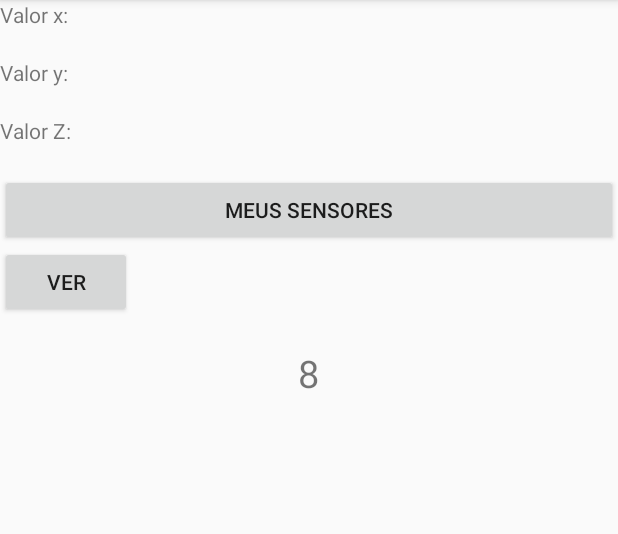
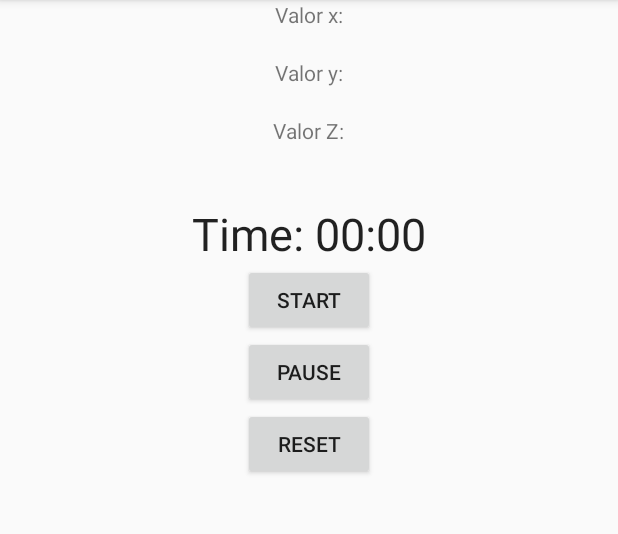
Before and after one commit to alaudegp/AcelerometroApp, an Android app: the screen it shows after launch (MainActivity), on a phone screen of 412 x 824 dp, the part 84-618 px from its top. Run offline under Robolectric (Android 15) with nearby library versions, the phone set to English and light mode, and no system bars.

```diff
--- a/app/src/main/java/com/example/usandoacelerometro/MainActivity.java
+++ b/app/src/main/java/com/example/usandoacelerometro/MainActivity.java
@@ -7,12 +7,14 @@ import android.hardware.SensorEvent;
 import android.hardware.SensorEventListener;
 import android.hardware.SensorManager;
 import android.os.CountDownTimer;
+import android.os.SystemClock;
 import android.support.v7.app.AppCompatActivity;
 import android.os.Bundle;
 import android.util.Log;
 import android.view.View;
 import android.widget.ArrayAdapter;
 import android.widget.Button;
+import android.widget.Chronometer;
 import android.widget.ListView;
 import android.widget.TextView;
 import android.widget.Toast;
@@ -29,12 +31,13 @@ public class MainActivity extends AppCompatActivity implements SensorEventListen
     private TextView tvValorX;
     private TextView tvValorY;
     private TextView tvValorZ;
-    private TextView valorMaior;
-    private TextView counttime;
+    private static TextView valorMaior;
 
-    private int counter;
+    private Chronometer chronometer;
+    private long pauseOffset;
+    private boolean runnig;
 
-    float dadoAtual, dadoNovo, dadoMax = 0;
+    static float dadoAtual, dadoNovo, dadoMax = 0;
 
     float dadoX, dadoY, dadoZ;
 
@@ -45,10 +48,12 @@ public class MainActivity extends AppCompatActivity implements SensorEventListen
     private float[] mGravity = {0.0f, 0.0f, 0.0f};
     private float[] mLinearAcceleration = {0.0f, 0.0f, 0.0f};
 
+    ArrayList<Float> vet = new ArrayList<Float>();
+
     private SensorManager mSensorManager;
     private Sensor mAcelerometro;
 
-    Acelerometro acelerometro = new Acelerometro();
+    static Acelerometro acelerometro = new Acelerometro();
 
     @Override
     protected void onCreate(Bundle savedInstanceState) {
@@ -59,25 +64,23 @@ public class MainActivity extends AppCompatActivity implements SensorEventListen
         tvValorY = findViewById(R.id.tvValorY);
         tvValorZ = findViewById(R.id.tvValorZ);
         valorMaior = findViewById(R.id.valorMaior);
-        counttime = findViewById(R.id.counttime);
 
         mSensorManager = (SensorManager) getSystemService(SENSOR_SERVICE);
         mAcelerometro = mSensorManager.getDefaultSensor(Sensor.TYPE_ACCELEROMETER);
 
-        new CountDownTimer(50000,1000){
+        chronometer = findViewById(R.id.chronometer);
+        chronometer.setFormat("Time: %s");
+        chronometer.setBase(SystemClock.elapsedRealtime());
+
+        chronometer.setOnChronometerTickListener(new Chronometer.OnChronometerTickListener() {
             @Override
-            public void onTick(long millisUntilFinished) {
-                counttime.setText(String.valueOf(counter));
-                counter++;
+            public void onChronometerTick(Chronometer chronometer) {
+                if ((SystemClock.elapsedRealtime() - chronometer.getBase()) >= 10000) {
+                    chronometer.setBase(SystemClock.elapsedRealtime());
+                    Toast.makeText(MainActivity.this, "Bing!", Toast.LENGTH_SHORT);
+                }
             }
-
-            @Override
-            public void onFinish() {
-                counttime.setText("Finished");
-                counter
-            }
-        }.start();
-
+        });
     }
 
     @Override
@@ -134,20 +137,32 @@ public class MainActivity extends AppCompatActivity implements SensorEventListen
     public void onAccuracyChanged(Sensor sensor, int accuracy) {
     }
 
-    public void btMeusSensoresOnClick(View v) {
-        List<Sensor> listaSensores = mSensorManager.getSensorList(Sensor.TYPE_ALL);
-        String[] lista = new String[listaSensores.size()];
+    public void startChronometer(View view) {
+        if (!runnig){
+            chronometer.setBase(SystemClock.elapsedRealtime() - pauseOffset);
+            chronometer.start();
+            runnig = true;
 
-        for (int i = 0; i < listaSensores.size(); i++) {
-            lista[i] = listaSensores.get(i).getName();
+
+
+
         }
-
-        Intent i = new Intent(this, ListarActivity.class);
-        i.putExtra("sensores", lista);
-        startActivity(i);
     }
 
-    public void btnVerValor(View view) {
+    public void pauseChronometer(View view) {
+        if (runnig){
+            chronometer.stop();
+            pauseOffset = SystemClock.elapsedRealtime() - chronometer.getBase();
+            runnig = false;
+        }
+    }
+
+    public void resetChronometer(View view) {
+        chronometer.setBase(SystemClock.elapsedRealtime());
+        pauseOffset = 0;
+    }
+
+    public static void calculaMaior (float x, float y){
         dadoAtual = acelerometro.getEixoX();
 
         dadoNovo = acelerometro.getEixoX();
--- a/app/src/main/res/layout/activity_main.xml
+++ b/app/src/main/res/layout/activity_main.xml
@@ -7,62 +7,80 @@
     tools:context=".MainActivity">
 
     <TextView
-        android:layout_width="match_parent"
+        android:layout_gravity="center"
+        android:layout_width="wrap_content"
         android:layout_height="wrap_content"
         android:text="Valor x:" />
 
     <TextView
+        android:layout_gravity="center"
         android:id="@+id/tvValorX"
-        android:layout_width="match_parent"
+        android:layout_width="wrap_content"
         android:layout_height="wrap_content"
         android:text="" />
 
     <TextView
-        android:layout_width="match_parent"
+        android:layout_gravity="center"
+        android:layout_width="wrap_content"
         android:layout_height="wrap_content"
         android:text="Valor y:" />
 
     <TextView
+        android:layout_gravity="center"
         android:id="@+id/tvValorY"
-        android:layout_width="match_parent"
+        android:layout_width="wrap_content"
         android:layout_height="wrap_content"
         android:text="" />
 
     <TextView
+        android:layout_gravity="center"
         android:id="@+id/tvValorZ"
-        android:layout_width="match_parent"
+        android:layout_width="wrap_content"
         android:layout_height="wrap_content"
         android:text="Valor Z:" />
 
     <TextView
-        android:layout_width="match_parent"
+        android:layout_gravity="center"
+        android:layout_width="wrap_content"
         android:layout_height="wrap_content" />
 
-    <Button
-        android:layout_width="match_parent"
-        android:layout_height="wrap_content"
-        android:layout_gravity="bottom"
-        android:onClick="btMeusSensoresOnClick"
-        android:text="Meus sensores" />
-
-    <Button
-        android:id="@+id/id_btnTimer"
-        android:layout_width="wrap_content"
-        android:layout_height="wrap_content"
-        android:onClick="btnVerValor"
-        android:text="ver" />
-
     <TextView
+        android:layout_gravity="center"
         android:id="@+id/valorMaior"
         android:layout_width="wrap_content"
         android:layout_height="wrap_content" />
 
-    <TextView
-        android:id="@+id/counttime"
+    <Chronometer
+        android:id="@+id/chronometer"
         android:layout_width="wrap_content"
         android:layout_height="wrap_content"
+        android:textSize="30dp"
         android:layout_gravity="center"
-        android:text="10:00"
-        android:textSize="25dp" />
+        />
+
+    <Button
+        android:text="start"
+        android:id="@+id/start"
+        android:layout_gravity="center"
+        android:layout_width="wrap_content"
+        android:layout_height="wrap_content"
+        android:onClick="startChronometer"/>
+
+    <Button
+        android:text="pause"
+        android:id="@+id/pause"
+        android:layout_gravity="center"
+        android:layout_width="wrap_content"
+        android:layout_height="wrap_content"
+        android:onClick="pauseChronometer"
+        />
+
+    <Button
+        android:id="@+id/reset"
+        android:text="reset"
+        android:layout_gravity="center"
+        android:layout_width="wrap_content"
+        android:layout_height="wrap_content"
+        android:onClick="resetChronometer"/>
 
 </LinearLayout>
```
